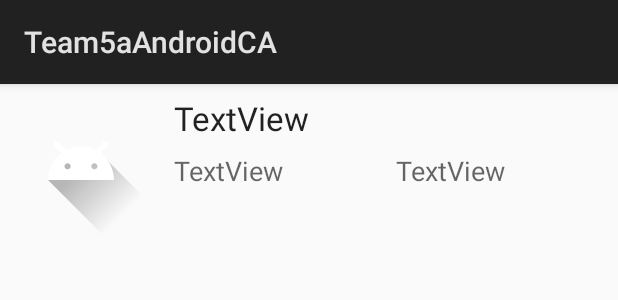
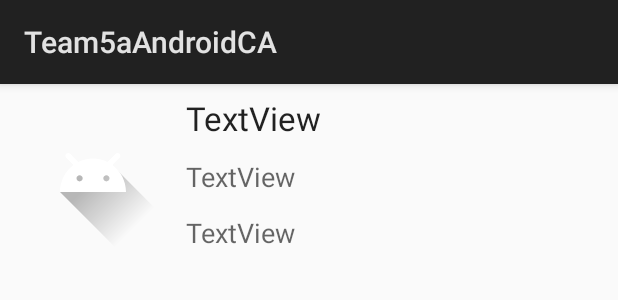
Before and after one commit to SA46Team5a/Team5aAndroidCA, an Android app: the layout search_result_row.xml on its own in the app's theme, with its tools: preview values and no code run, on a phone screen of 412 x 824 dp. Shown: the top 300 px of the screen. Run offline under Robolectric (Android 15) with nearby library versions, the phone set to English and light mode, and no system bars.

Commit message:
feat(searchResult): added imageView to searchResult

```diff
--- a/app/src/main/res/layout/search_result_row.xml
+++ b/app/src/main/res/layout/search_result_row.xml
@@ -10,9 +10,13 @@
         android:id="@+id/book_cover"
         android:layout_width="wrap_content"
         android:layout_height="wrap_content"
+        android:layout_marginBottom="8dp"
+        android:layout_marginStart="8dp"
+        android:layout_marginTop="8dp"
         android:src="@drawable/ic_launcher_foreground"
-        tools:layout_editor_absoluteX="0dp"
-        tools:layout_editor_absoluteY="0dp" />
+        app:layout_constraintBottom_toBottomOf="parent"
+        app:layout_constraintStart_toStartOf="parent"
+        app:layout_constraintTop_toTopOf="parent" />
 
     <TextView
         android:id="@+id/title"
@@ -30,7 +34,7 @@
         android:layout_width="wrap_content"
         android:layout_height="wrap_content"
         android:layout_marginStart="8dp"
-        android:layout_marginTop="8dp"
+        android:layout_marginTop="12dp"
         android:text="TextView"
         android:textAppearance="?android:attr/textAppearanceMedium"
         app:layout_constraintStart_toEndOf="@+id/book_cover"
@@ -40,12 +44,12 @@
         android:id="@+id/price"
         android:layout_width="wrap_content"
         android:layout_height="wrap_content"
-        android:layout_marginEnd="8dp"
+        android:layout_marginBottom="8dp"
         android:layout_marginStart="8dp"
         android:layout_marginTop="8dp"
         android:text="TextView"
         android:textAppearance="?android:attr/textAppearanceMedium"
-        app:layout_constraintEnd_toEndOf="parent"
-        app:layout_constraintStart_toEndOf="@+id/author"
-        app:layout_constraintTop_toBottomOf="@+id/title" />
+        app:layout_constraintBottom_toBottomOf="parent"
+        app:layout_constraintStart_toEndOf="@+id/book_cover"
+        app:layout_constraintTop_toBottomOf="@+id/author" />
 </android.support.constraint.ConstraintLayout>
```
Also changed, not shown: app/src/main/java/com/example/anthony/androidca/BookModel.java (+23 -1 lines), app/src/main/java/com/example/anthony/androidca/ResultsAdapter.java (+29 -2 lines).
